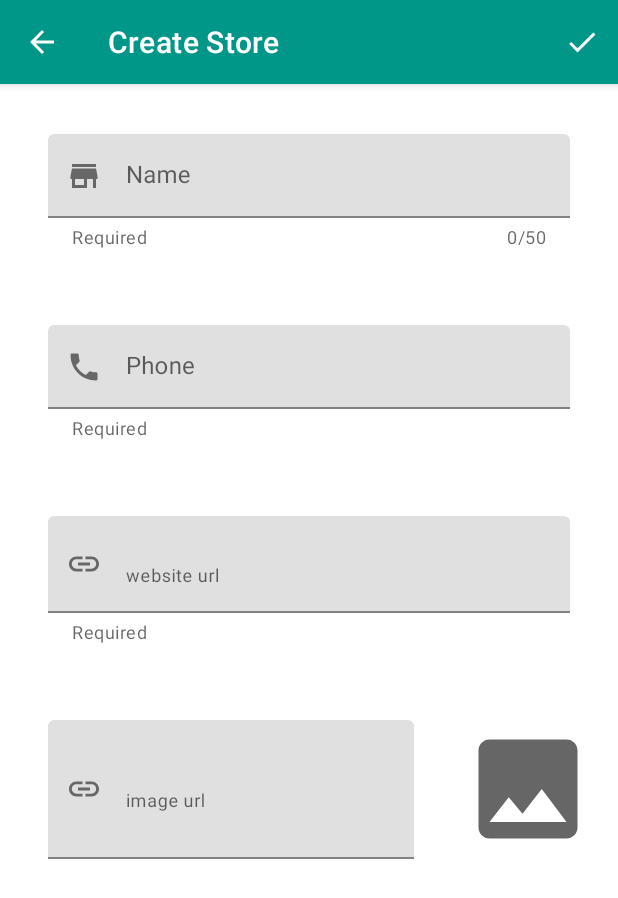
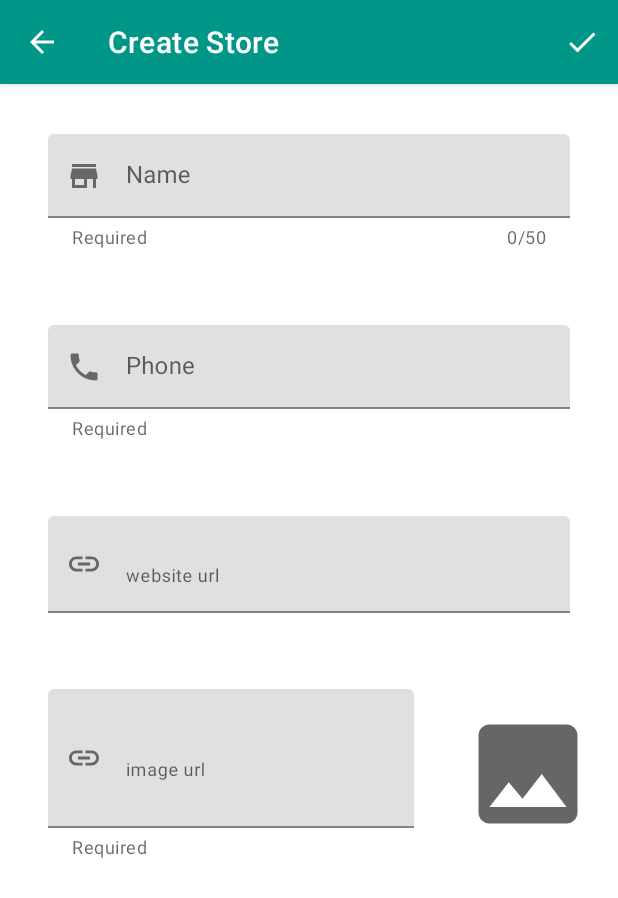
Before and after one commit to Diego2108/Stores, an Android app: the screen it shows after launch (MainActivity), after a tap on "Create Store", on a phone screen of 412 x 824 dp. Shown: the top 898 px of the screen. Run offline under Robolectric (Android 15) with nearby library versions, the phone set to English and light mode, and no system bars; our stand-ins replace Room's generated code; libraries missing offline, so code that uses them is left out: org.jetbrains.anko; 1 statement that could not run was skipped.

Commit message:
changes ui

```diff
--- a/app/src/main/java/com/godiapper/stores/core/StoreEntity.kt
+++ b/app/src/main/java/com/godiapper/stores/core/StoreEntity.kt
@@ -11,6 +11,7 @@ data class StoreEntity(
     var website: String = "",
     var photoUrl: String,
     var isfavorite: Boolean = false) {
+
     override fun equals(other: Any?): Boolean {
         if (this === other) return true
         if (javaClass != other?.javaClass) return false
--- a/app/src/main/java/com/godiapper/stores/ui/view/EditStoreFragment.kt
+++ b/app/src/main/java/com/godiapper/stores/ui/view/EditStoreFragment.kt
@@ -76,7 +76,7 @@ class EditStoreFragment : Fragment() {
             .load(url)
             .diskCacheStrategy(DiskCacheStrategy.ALL)
             .centerCrop()
-            .into(mBinding.imagePhoto)
+            .into(mBinding.imgPhoto)
     }
 
     private fun getStore(id: Long) {
--- a/app/src/main/res/layout/activity_main.xml
+++ b/app/src/main/res/layout/activity_main.xml
@@ -31,7 +31,8 @@
         android:layout_width="0dp"
         android:layout_height="0dp"
         tools:listitem="@layout/item_store"
-        android:padding="@dimen/common_paddin_min"
+        android:paddingEnd="@dimen/common_paddin_min"
+        android:paddingBottom="@dimen/common_paddin_min"
         android:clipToPadding="false"
         app:layout_constraintStart_toStartOf="parent"
         app:layout_constraintEnd_toEndOf="parent"
--- a/app/src/main/res/layout/fragment_edit_store.xml
+++ b/app/src/main/res/layout/fragment_edit_store.xml
@@ -60,7 +60,6 @@
             android:layout_width="match_parent"
             android:layout_height="wrap_content"
             android:hint="@string/hint_website"
-            app:helperText="@string/helper_required"
             app:endIconMode="clear_text"
             android:layout_marginTop="@dimen/common_paddin_default"
             app:startIconDrawable="@drawable/ic_link"
@@ -91,6 +90,7 @@
                 android:layout_height="wrap_content"
                 android:layout_weight="1"
                 android:hint="@string/hint_photo"
+                app:helperText="@string/helper_required"
                 app:endIconMode="clear_text"
                 app:startIconDrawable="@drawable/ic_link"
                 style="@style/Widget.Material3.TextInputEditText.OutlinedBox">
@@ -104,7 +104,7 @@
                     android:maxLines="@integer/lines_url_photo"/>
             </com.google.android.material.textfield.TextInputLayout>
             <ImageView
-                android:id="@+id/image_photo"
+                android:id="@+id/img_photo"
                 android:layout_width="@dimen/photo_size_thumb"
                 android:layout_height="@dimen/photo_size_thumb"
                 android:layout_marginStart="@dimen/common_paddin_default"
--- a/app/src/main/res/layout/item_store.xml
+++ b/app/src/main/res/layout/item_store.xml
@@ -5,7 +5,7 @@
     xmlns:app="http://schemas.android.com/apk/res-auto"
     xmlns:tools="http://schemas.android.com/tools"
     android:layout_marginTop="@dimen/common_paddin_min"
-    android:layout_marginHorizontal="@dimen/common_paddin_min">
+    android:layout_marginStart="@dimen/common_paddin_min">
 
     <androidx.constraintlayout.widget.ConstraintLayout
         android:layout_width="match_parent"
```
